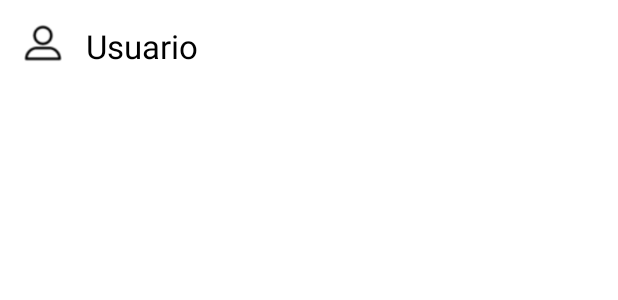
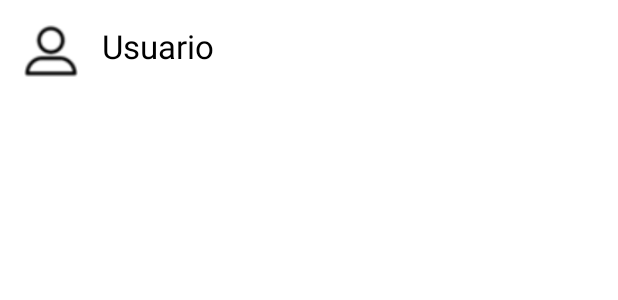
Before and after one commit to RGM73/LunarZapProyecto, an Android app: the layout search.xml on its own in the app's theme, with its tools: preview values and no code run, on a phone screen of 412 x 824 dp. Shown: the top 300 px of the screen. Run offline under Robolectric (Android 15) with nearby library versions, the phone set to English and light mode, and no system bars; network calls fail.

```diff
--- a/app/src/main/res/layout/search.xml
+++ b/app/src/main/res/layout/search.xml
@@ -6,8 +6,8 @@
 
     <ImageView
         android:id="@+id/avatar_image"
-        android:layout_width="25dp"
-        android:layout_height="25dp"
+        android:layout_width="36dp"
+        android:layout_height="36dp"
         android:src="@drawable/profile"
         app:layout_constraintTop_toTopOf="parent"
         app:layout_constraintStart_toStartOf="parent"
```
Also changed, not shown: app/src/main/java/com/example/myapplication/AdaptadorPerfil.java (+42 -2 lines).
